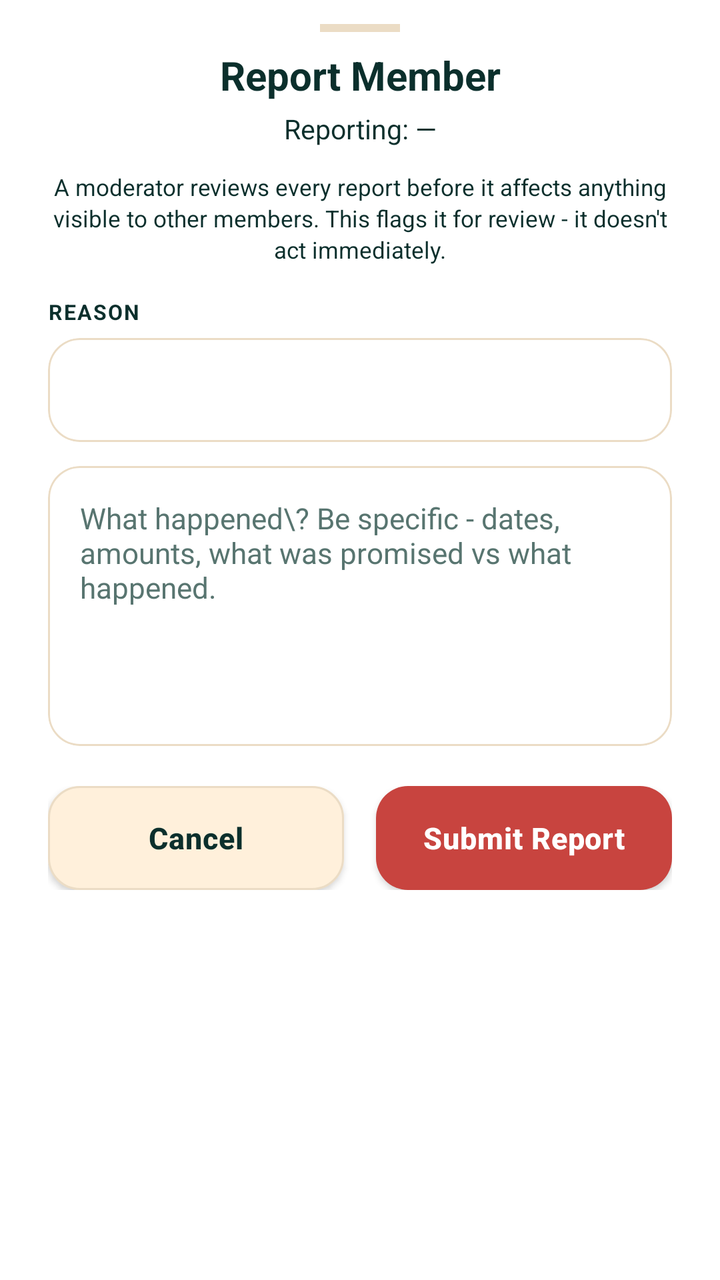
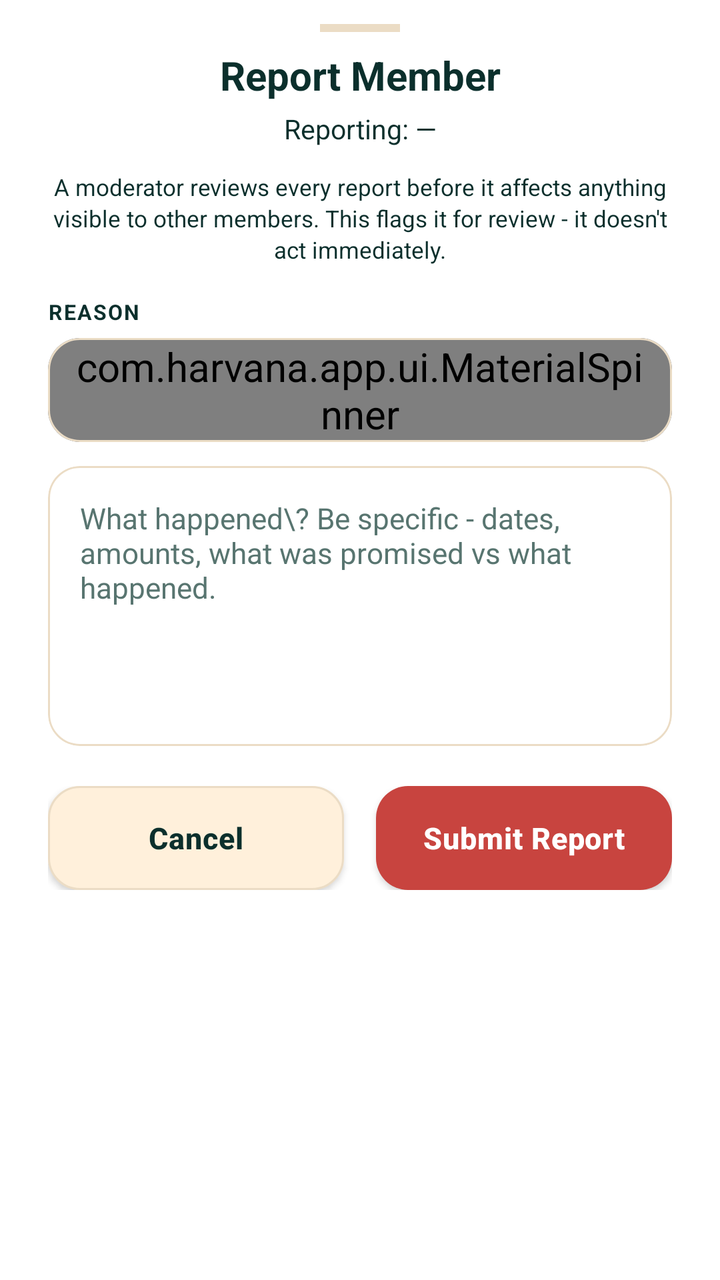

Compare the two renders of this Android layout. The source of the first and the diff that turns it into the second are given below.
<!-- AndroidManifest.xml: application theme AppTheme -->
<!-- res/layout/bottom_sheet_submit_report.xml -->
<LinearLayout
	xmlns:android="http://schemas.android.com/apk/res/android"
	xmlns:app="http://schemas.android.com/apk/res-auto"
	xmlns:tools="http://schemas.android.com/tools"
	android:id="@+id/sheet_root"
	android:layout_width="match_parent"
	android:layout_height="wrap_content"
	android:orientation="vertical"
	android:background="?attr/colorSurface">
	<LinearLayout
		android:id="@+id/linear47"
		android:layout_width="match_parent"
		android:layout_height="wrap_content"
		android:paddingTop="12dp"
		android:paddingBottom="8dp"
		android:background="?attr/colorSurface"
		android:gravity="center_horizontal">
		<View
			android:id="@+id/view48"
			android:layout_width="40dp"
			android:layout_height="4dp"
			android:background="@color/colorCardStroke" />
	</LinearLayout>
	<LinearLayout
		android:id="@+id/linear49"
		android:layout_width="match_parent"
		android:layout_height="wrap_content"
		android:paddingBottom="24dp"
		android:orientation="vertical"
		android:paddingHorizontal="24dp">
		<TextView
			android:id="@+id/textview65"
			android:layout_width="match_parent"
			android:layout_height="wrap_content"
			android:gravity="center_horizontal|center_vertical"
			android:text="Report Member"
			android:textSize="20sp"
			android:textStyle="bold"
			android:focusable="false" />
		<TextView
			android:id="@+id/tv_report_target"
			android:layout_width="match_parent"
			android:layout_height="wrap_content"
			android:layout_marginTop="4dp"
			android:gravity="center_horizontal|center_vertical"
			android:text="Reporting: —"
			android:textSize="13.5sp"
			android:focusable="false" />
		<TextView
			android:id="@+id/textview66"
			android:layout_width="match_parent"
			android:layout_height="wrap_content"
			android:layout_marginTop="12dp"
			android:gravity="center_horizontal|center_vertical"
			android:text="A moderator reviews every report before it affects anything visible to other members. This flags it for review - it doesn't act immediately."
			android:textSize="11.5sp"
			android:focusable="false"
			android:lineSpacingExtra="2dp" />
		<TextView
			android:id="@+id/textview67"
			android:layout_width="wrap_content"
			android:layout_height="wrap_content"
			android:layout_marginTop="16dp"
			android:text="REASON"
			android:textStyle="bold"
			android:textSize="10.5sp"
			android:letterSpacing="0.06"
			android:focusable="false" />
		<com.google.android.material.card.MaterialCardView
			android:id="@+id/cardview2"
			android:layout_width="match_parent"
			android:layout_height="wrap_content"
			android:layout_marginTop="6dp"
			app:cardBackgroundColor="@color/colorSurface"
			app:cardCornerRadius="16dp"
			app:cardElevation="0dp"
			app:strokeWidth="1dp"
			app:strokeColor="@color/colorCardStroke">
			<Spinner
				android:id="@+id/spinner_report_reason"
				android:layout_width="match_parent"
				android:layout_height="52dp"
				android:background="@android:color/transparent"
				android:spinnerMode="dialog"
				android:theme="@style/WhiteSpinnerTheme"
				android:paddingStart="12dp"
				android:paddingEnd="12dp" />
		</com.google.android.material.card.MaterialCardView>
		<com.google.android.material.card.MaterialCardView
			android:id="@+id/cardview61"
			android:layout_width="match_parent"
			android:layout_height="140dp"
			android:layout_marginTop="12dp"
			app:cardBackgroundColor="@color/colorSurface"
			app:cardCornerRadius="16dp"
			app:cardElevation="0dp"
			app:strokeWidth="1dp"
			app:strokeColor="@color/colorCardStroke">
			<com.google.android.material.textfield.TextInputEditText
				android:id="@+id/et_report_details"
				android:layout_width="match_parent"
				android:layout_height="match_parent"
				android:padding="16dp"
				android:background="@android:color/transparent"
				android:gravity="top"
				android:textColor="@color/colorTextPrimary"
				android:hint="What happened\\? Be specific - dates, amounts, what was promised vs what happened."
				android:textSize="14.5sp"
				android:inputType="textMultiLine|textCapSentences"
				android:focusable="true"
				android:focusableInTouchMode="true"
				android:importantForAutofill="no" />
		</com.google.android.material.card.MaterialCardView>
		<LinearLayout
			android:id="@+id/linear50"
			android:layout_width="match_parent"
			android:layout_height="wrap_content"
			android:layout_marginTop="20dp"
			android:orientation="horizontal">
			<com.google.android.material.button.MaterialButton
				android:id="@+id/btn_report_cancel"
				android:layout_width="0dp"
				android:layout_height="52dp"
				android:text="Cancel"
				android:textSize="15sp"
				android:textStyle="bold"
				android:textColor="@color/colorTextPrimary"
				android:layout_weight="1"
				android:layout_marginEnd="8dp"
				app:backgroundTint="@color/colorSurfaceRaised"
				app:cornerRadius="16dp"
				app:elevation="0dp"
				app:strokeWidth="1dp"
				app:strokeColor="@color/colorCardStroke"
				android:textAllCaps="false" />
			<com.google.android.material.button.MaterialButton
				android:id="@+id/btn_report_submit"
				android:layout_width="0dp"
				android:layout_height="52dp"
				android:text="Submit Report"
				android:textSize="15sp"
				android:textStyle="bold"
				android:textColor="@color/colorTextOnAccent"
				android:layout_weight="1"
				android:layout_marginStart="8dp"
				app:backgroundTint="@color/colorError"
				app:cornerRadius="16dp"
				app:elevation="0dp"
				android:textAllCaps="false" />
		</LinearLayout>
	</LinearLayout>
</LinearLayout>
<!-- resources referenced by this layout -->
<resources>
  <color name="colorCardStroke">#EBDCC5</color>
  <color name="colorError">#C8443F</color>
  <color name="colorSurface">#FFFFFF</color>
  <color name="colorSurfaceRaised">@color/colorSurfaceAlt</color>
  <color name="colorTextOnAccent">#FFFFFF</color>
  <color name="colorTextPrimary">#0B2F2C</color>
  <style name="WhiteSpinnerTheme" parent="ThemeOverlay.AppCompat.Light">
          <item name="android:textColorPrimary">@color/colorTextPrimary</item>
          <item name="android:textColor">@color/colorTextPrimary</item>
          <item name="android:textSize">20sp</item>
          <item name="colorControlNormal">@color/colorTextPrimary</item>
          <item name="spinnerStyle">@style/HarvanaSpinner</item>
      </style>
  <color name="colorSurfaceAlt">#FFF0DB</color>
  <style name="HarvanaSpinner" parent="Widget.AppCompat.Spinner">
          <item name="android:popupBackground">@color/colorSurface</item>
          <item name="android:dropDownSelector">@color/colorAccentRipple</item>
      </style>
  <style name="HarvanaPopupMenu" parent="Widget.MaterialComponents.PopupMenu">
          <item name="android:popupBackground">@drawable/bg_popup_menu</item>
          <item name="android:popupElevation">10dp</item>
      </style>
  <style name="Harvana.Card" parent="Widget.MaterialComponents.CardView">
          <item name="cardBackgroundColor">@color/colorSurface</item>
          <item name="cardCornerRadius">16dp</item>
          <item name="cardElevation">0dp</item>
          <item name="strokeColor">@color/colorCardStroke</item>
          <item name="strokeWidth">1dp</item>
          <item name="rippleColor">@color/colorAccentRipple</item>
      </style>
  <style name="HarvanaButton.Text" parent="Widget.MaterialComponents.Button.TextButton">
          <item name="cornerRadius">12dp</item>
          <item name="android:textAllCaps">false</item>
          <item name="android:textStyle">bold</item>
          <item name="android:textColor">@color/colorAccentStrong</item>
          <item name="rippleColor">@color/colorAccentRipple</item>
      </style>
  <style name="HarvanaTextView" parent="android:Widget.TextView">
          <item name="android:textColor">@color/colorTextPrimary</item>
      </style>
  <color name="colorBackground">#FFF8EE</color>
  <color name="colorAccent">#0B5F57</color>
  <color name="colorAccentDark">#084A44</color>
  <color name="colorTextPrimaryWhite">#FFFFFF</color>
  <color name="colorControlNormal">#587570</color>
  <color name="colorAccentRipple">#1A0B5F57</color>
  <color name="colorAccentStroke">#330B5F57</color>
  <color name="colorAccentStrong">#053D3A</color>
  <color name="colorTextSecondary">#3F5F5A</color>
  <color name="colorTextTertiary">#587570</color>
  <!-- drawable bg_popup_menu (drawable) -->
  <?xml version="1.0" encoding="utf-8"?>
  <shape xmlns:android="http://schemas.android.com/apk/res/android" android:shape="rectangle">
      <solid android:color="@color/colorPopupSurface" />
      <stroke android:width="1dp" android:color="@color/colorCardStroke" />
      <corners android:radius="14dp" />
  </shape>
  <style name="HarvanaDialogButton" parent="Widget.MaterialComponents.Button.TextButton.Dialog">
          <item name="android:textColor">@color/colorAccent</item>
          <item name="android:minHeight">48dp</item>
      </style>
  <style name="HarvanaBottomSheetStyle" parent="Widget.MaterialComponents.BottomSheet.Modal">
          <item name="backgroundTint">?attr/colorSurface</item>
          <item name="shapeAppearanceOverlay">@style/HarvanaBottomSheetShape</item>
      </style>
  <color name="colorPopupSurface">@color/colorSurface</color>
  <style name="HarvanaBottomSheetShape" parent="">
          <item name="cornerFamily">rounded</item>
          <item name="cornerSizeTopLeft">20dp</item>
          <item name="cornerSizeTopRight">20dp</item>
          <item name="cornerSizeBottomLeft">0dp</item>
          <item name="cornerSizeBottomRight">0dp</item>
      </style>
  <!-- unchanged entries left out for length: 7 -->
</resources>

<!-- the commit's change to res/layout/bottom_sheet_submit_report.xml (unified diff, before → after) -->
@@ -76,7 +76,7 @@
 			app:cardElevation="0dp"
 			app:strokeWidth="1dp"
 			app:strokeColor="@color/colorCardStroke">
-			<Spinner
+			<com.harvana.app.ui.MaterialSpinner
 				android:id="@+id/spinner_report_reason"
 				android:layout_width="match_parent"
 				android:layout_height="52dp"
